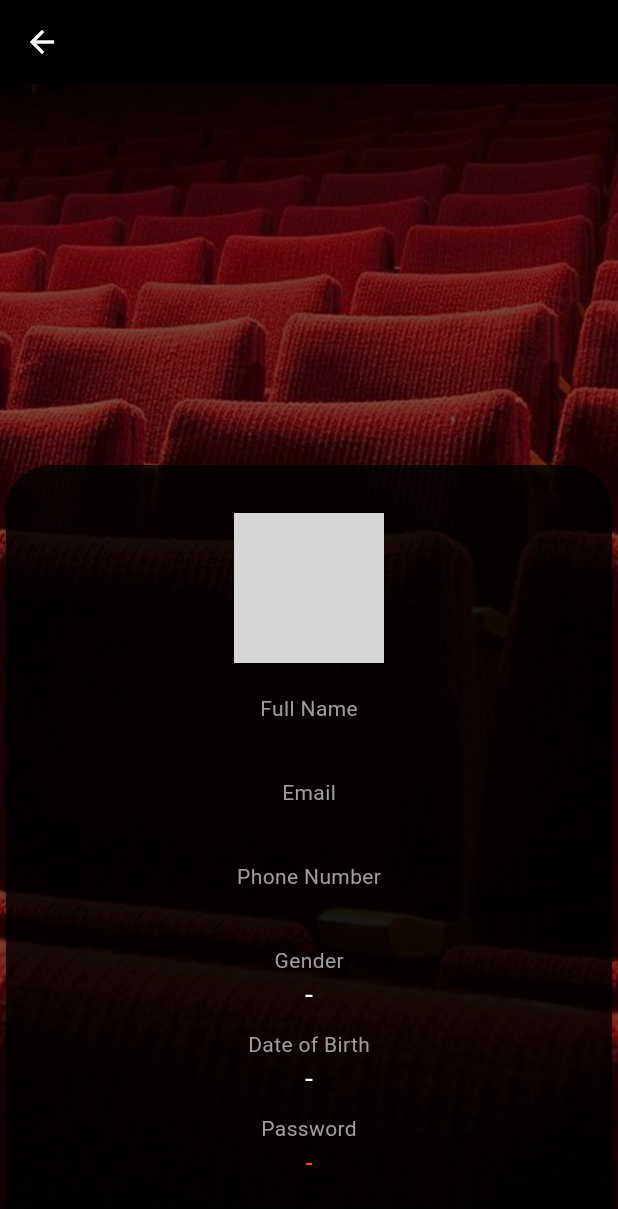
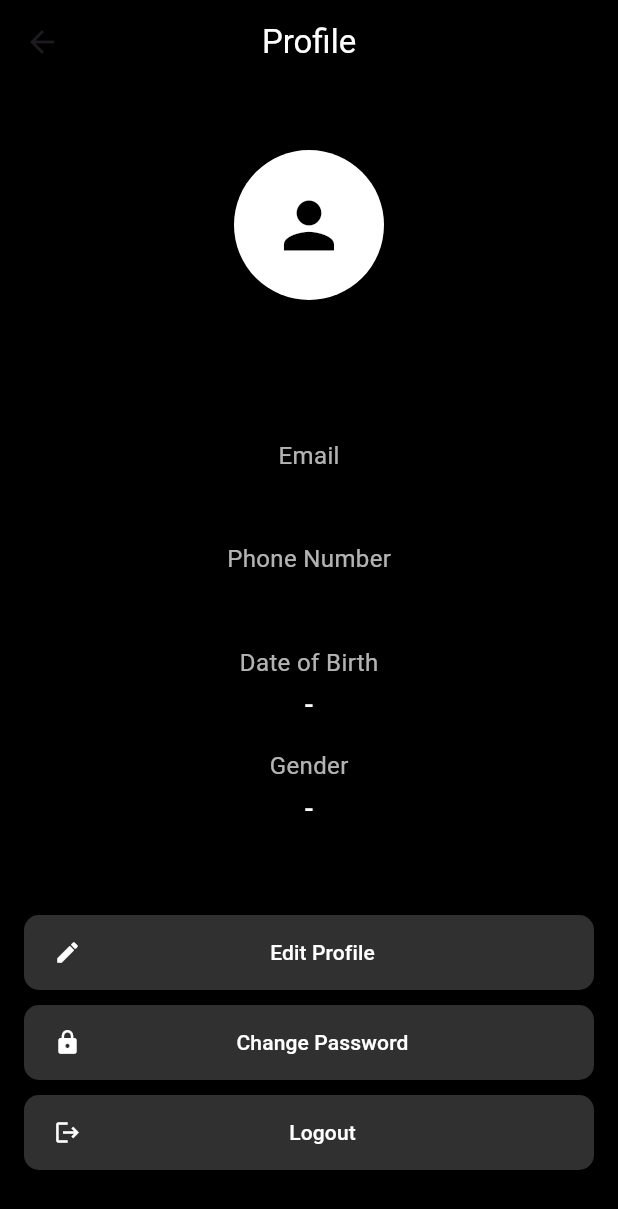
Before and after one commit to FrienDotJava/AtmaCinema, a Flutter app: the homePage screen opened directly, after a tap on the "person 2" icon, on a phone screen of 412 x 824 dp. Shown: the top 1209 px of the screen. Run offline on Flutter 3.47's test engine with Material 3 defaults, Android fonts, the phone set to English and light mode, and no system bars; our stand-ins replace animated_text_kit, shared_preferences; accounts and stored records are empty; grey boxes are pictures that could not be loaded.

Commit message:
Modify Profile
Modify Profile

```diff
--- a/lib/home.dart
+++ b/lib/home.dart
@@ -41,26 +41,32 @@ class _homePageState extends State<homePage> {
   Widget build(BuildContext context) {
     return Scaffold(
       bottomNavigationBar: BottomNavigationBar(
+        backgroundColor: Colors.black,
         type: BottomNavigationBarType.fixed,
         items: const [
           BottomNavigationBarItem(
-              icon: Icon(Icons.home_filled, color: Colors.black),
+              icon: Icon(Icons.home_filled, color: Colors.white),
               label: 'Home'),
           BottomNavigationBarItem(
-              icon: Icon(Icons.movie_creation_outlined, color: Colors.black),
-              label: 'List'),
+              icon: Icon(Icons.movie_creation_outlined, color: Colors.white),
+              label: 'Movies'),
           BottomNavigationBarItem(
-              icon: Icon(Icons.food_bank_outlined, color: Colors.black),
-              label: 'Profile'),
+              icon: Icon(Icons.food_bank_outlined, color: Colors.white),
+              label: 'FnB'),
           BottomNavigationBarItem(
-              icon: Icon(Icons.local_movies, color: Colors.black),
-              label: 'Profile'),
+              icon: Icon(Icons.local_movies, color: Colors.white),
+              label: 'Tickets'),
           BottomNavigationBarItem(
-              icon: Icon(Icons.person_2_rounded, color: Colors.black),
+              icon: Icon(Icons.person_2_rounded, color: Colors.white),
               label: 'Profile'),
         ],
         currentIndex: _selectedIndex,
-        selectedItemColor: Colors.black,
+        selectedItemColor: Colors.white,
+        unselectedItemColor: Colors.white,
+        selectedLabelStyle: TextStyle(fontWeight: FontWeight.bold),
+        unselectedLabelStyle: TextStyle(
+          fontWeight: FontWeight.bold,
+        ),
         onTap: _onItemTapped,
       ),
       body: _widgetOptions.elementAt(_selectedIndex),
--- a/lib/profile.dart
+++ b/lib/profile.dart
@@ -14,7 +14,6 @@ class _ProfilePageState extends State<ProfilePage> {
   String? phoneNumber;
   String? gender;
   String? dob;
-  String? password;
 
   @override
   void initState() {
@@ -25,115 +24,135 @@ class _ProfilePageState extends State<ProfilePage> {
   _loadUserData() async {
     SharedPreferences prefs = await SharedPreferences.getInstance();
     setState(() {
-      fullName = prefs.getString('full_name');
-      email = prefs.getString('email');
-      phoneNumber = prefs.getString('phone_number');
-      gender = prefs.getString('gender');
-      dob = prefs.getString('dob');
-      password = prefs.getString('password');
+      fullName = prefs.getString('full_name') ?? '-';
+      email = prefs.getString('email') ?? '-';
+      phoneNumber = prefs.getString('phone_number') ?? '-';
+      gender = prefs.getString('gender') ?? '-';
+      dob = prefs.getString('dob') ?? '-';
     });
   }
 
   @override
   Widget build(BuildContext context) {
-    Size mediaSize = MediaQuery.of(context).size;
-
-    return Container(
-      decoration: BoxDecoration(
-        image: DecorationImage(
-          image: const AssetImage("images/bg5.jpg"),
-          fit: BoxFit.cover,
-        ),
-      ),
-      child: Scaffold(
-        backgroundColor: Colors.transparent,
+    return Scaffold(
+      backgroundColor: Colors.black,
       appBar: AppBar(
         backgroundColor: Colors.black,
         elevation: 0,
-          leading: IconButton(
-            icon: const Icon(Icons.arrow_back, color: Colors.white),
-            onPressed: () {
-              Navigator.pop(context);
-            },
+        title: const Text('Profile', style: TextStyle(color: Colors.white)),
+        centerTitle: true,
+      ),
+      body: Center(
+        child: Padding(
+          padding: const EdgeInsets.symmetric(horizontal: 16.0),
+          child: Column(
+            mainAxisAlignment: MainAxisAlignment.center,
+            children: [
+              CircleAvatar(
+                radius: 50,
+                backgroundColor: Colors.white,
+                child: const Icon(
+                  Icons.person,
+                  size: 50,
+                  color: Colors.black,
                 ),
               ),
-        body: Stack(
-          children: [
-            Container(
-              width: mediaSize.width,
-              height: mediaSize.height,
-              color: Colors.black.withOpacity(0.5),
+              const SizedBox(height: 20),
+              Text(
+                fullName ?? '',
+                style: const TextStyle(
+                  color: Colors.white,
+                  fontSize: 24,
+                  fontWeight: FontWeight.bold,
                 ),
-            Positioned(
-              bottom: 0,
-              child: _buildProfileCard(mediaSize),
               ),
+              const SizedBox(height: 10),
+              _buildProfileDetails(),
+              const SizedBox(height: 30),
+              _buildActionButtons(),
             ],
           ),
-      ),
-    );
-  }
-
-  Widget _buildProfileCard(Size mediaSize) {
-    return SizedBox(
-      width: mediaSize.width,
-      child: Card(
-        color: Colors.black.withOpacity(0.75),
-        shape: const RoundedRectangleBorder(
-          borderRadius: BorderRadius.only(
-            topLeft: Radius.circular(30),
-            topRight: Radius.circular(30),
-          ),
-        ),
-        child: Padding(
-          padding: const EdgeInsets.all(32.0),
-          child: _buildProfileDetails(),
         ),
       ),
     );
   }
 
   Widget _buildProfileDetails() {
-    return Column(
+    return Container(
+      padding: const EdgeInsets.all(20.0),
+      child: Column(
         crossAxisAlignment: CrossAxisAlignment.center,
         children: [
-        CircleAvatar(
-          radius: 50,
-          backgroundImage: const AssetImage('images/profile_placeholder.png'),
+          _buildProfileDetail('Email', email),
+          _buildProfileDetail('Phone Number', phoneNumber),
+          _buildProfileDetail('Date of Birth', dob),
+          _buildProfileDetail('Gender', gender),
+        ],
       ),
-        const SizedBox(height: 20),
-        _buildGreyText('Full Name'),
-        _buildWhiteText(fullName),
+    );
+  }
+
+  Widget _buildProfileDetail(String title, String? value) {
+    return Padding(
+      padding: const EdgeInsets.symmetric(vertical: 8.0),
+      child: Column(
+        children: [
+          Text(
+            title,
+            style: const TextStyle(
+              color: Colors.white70,
+              fontSize: 16,
+            ),
+          ),
+          const SizedBox(height: 4),
+          Text(
+            value ?? '-',
+            style: const TextStyle(
+              color: Colors.white,
+              fontSize: 18,
+              fontWeight: FontWeight.w500,
+            ),
+          ),
+        ],
+      ),
+    );
+  }
+
+  Widget _buildActionButtons() {
+    return Column(
+      children: [
+        _buildProfileButton(Icons.edit, 'Edit Profile', Colors.grey[850]),
         const SizedBox(height: 10),
-        _buildGreyText('Email'),
-        _buildWhiteText(email),
+        _buildProfileButton(Icons.lock, 'Change Password', Colors.grey[850]),
         const SizedBox(height: 10),
-        _buildGreyText('Phone Number'),
-        _buildWhiteText(phoneNumber),
-        const SizedBox(height: 10),
-        _buildGreyText('Gender'),
-        _buildWhiteText(gender),
-        const SizedBox(height: 10),
-        _buildGreyText('Date of Birth'),
-        _buildWhiteText(dob),
-        const SizedBox(height: 10),
-        _buildGreyText('Password'),
-        _buildWhiteText(password, color: Colors.red),
+        _buildProfileButton(Icons.logout, 'Logout', Colors.grey[850]),
       ],
     );
   }
 
-  Widget _buildGreyText(String text) {
-    return Text(
-      text,
-      style: const TextStyle(color: Colors.grey),
-    );
-  }
-
-  Widget _buildWhiteText(String? text, {Color color = Colors.white}) {
-    return Text(
-      text ?? '-',
-      style: TextStyle(color: color, fontSize: 18),
+  Widget _buildProfileButton(IconData icon, String label, Color? color) {
+    return ElevatedButton(
+      onPressed: () {},
+      style: ElevatedButton.styleFrom(
+        backgroundColor: color,
+        shape: RoundedRectangleBorder(
+          borderRadius: BorderRadius.circular(10),
+        ),
+        padding: const EdgeInsets.symmetric(horizontal: 20, vertical: 15),
+        minimumSize: const Size(double.infinity, 50),
+      ),
+      child: Row(
+        children: [
+          Icon(icon, color: Colors.white),
+          Expanded(
+            child: Text(
+              label,
+              style: const TextStyle(color: Colors.white),
+              textAlign: TextAlign.center,
+            ),
+          ),
+        ],
+      ),
     );
   }
 }
```
Lines whose indentation alone changed are shown as unchanged.
